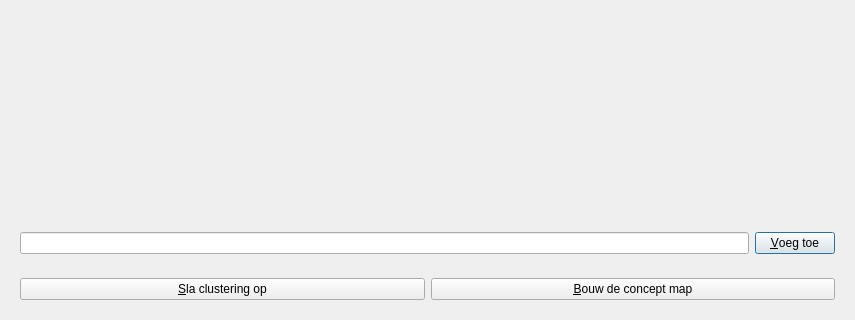
richelbilderbeek/BrainWeaver, file qtbrainweaverclusterdialog.ui: the form before one commit; both pictures show x 0 to 855 and y 428 to 748 of the 855 by 748 pixel window.
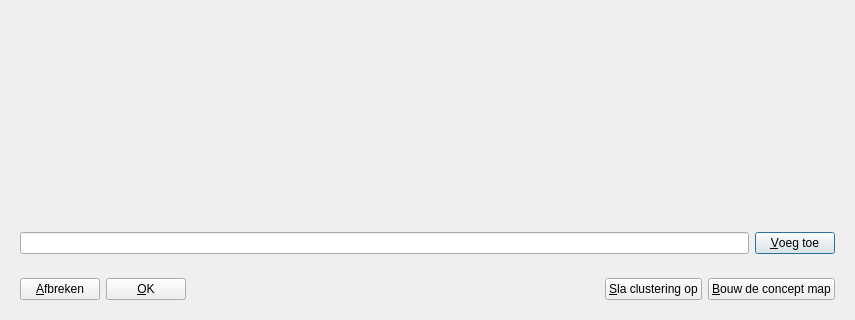
The form after the commit. Icons and pictures are not drawn.

The edit to the form file:
```diff
--- a/qtbrainweaverclusterdialog.ui
+++ b/qtbrainweaverclusterdialog.ui
@@ -155,6 +155,39 @@
       </sizepolicy>
      </property>
      <layout class="QHBoxLayout" name="horizontalLayout">
+      <item>
+       <widget class="QPushButton" name="button_cancel">
+        <property name="toolTip">
+         <string>Dit scherm sluiten met verlies van gedane wijzigingen</string>
+        </property>
+        <property name="text">
+         <string>&amp;Afbreken</string>
+        </property>
+       </widget>
+      </item>
+      <item>
+       <widget class="QPushButton" name="button_ok">
+        <property name="toolTip">
+         <string>Dit scherm sluiten met behoud van gedane wijzigingen</string>
+        </property>
+        <property name="text">
+         <string>&amp;OK</string>
+        </property>
+       </widget>
+      </item>
+      <item>
+       <spacer name="horizontalSpacer">
+        <property name="orientation">
+         <enum>Qt::Horizontal</enum>
+        </property>
+        <property name="sizeHint" stdset="0">
+         <size>
+          <width>40</width>
+          <height>20</height>
+         </size>
+        </property>
+       </spacer>
+      </item>
       <item>
        <widget class="QPushButton" name="button_save">
         <property name="text">
```
